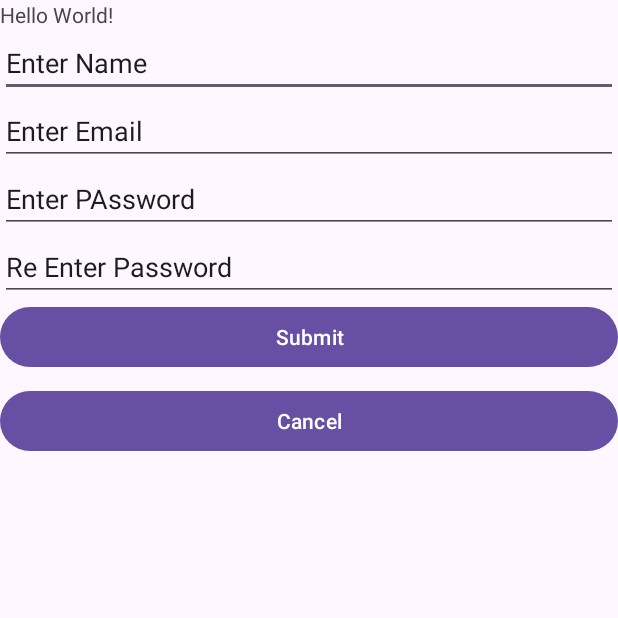
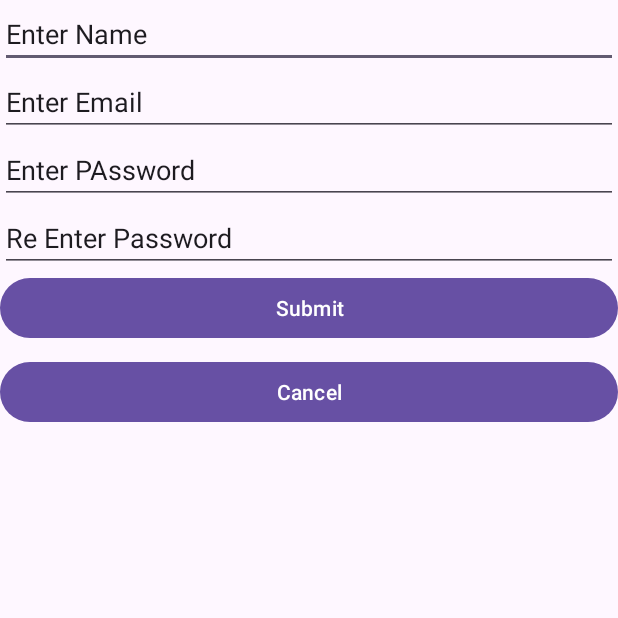
Before and after one commit to moonchild002/MAD, an Android app: the screen it shows after launch (MainActivity), on a phone screen of 412 x 824 dp, the top half of it. Run offline under Robolectric (Android 15) with nearby library versions, the phone set to English and light mode, and no system bars.

Commit message:
Initial commit

```diff
--- a/app/src/main/res/layout/activity_main.xml
+++ b/app/src/main/res/layout/activity_main.xml
@@ -6,14 +6,6 @@
     android:layout_width="match_parent"
     android:layout_height="match_parent"
     tools:context=".MainActivity">
-
-    <TextView
-        android:id="@+id/textView"
-        android:layout_width="wrap_content"
-        android:layout_height="wrap_content"
-        android:text="Hello World!"
-        app:layout_constraintStart_toStartOf="@+id/Name"
-        app:layout_constraintTop_toTopOf="parent" />
 
     <EditText
         android:id="@+id/Name"
@@ -24,7 +16,7 @@
         android:text="Enter Name"
         app:layout_constraintEnd_toEndOf="parent"
         app:layout_constraintStart_toStartOf="parent"
-        app:layout_constraintTop_toBottomOf="@+id/textView" />
+        tools:layout_editor_absoluteY="19dp" />
 
     <EditText
         android:id="@+id/Email"
```
